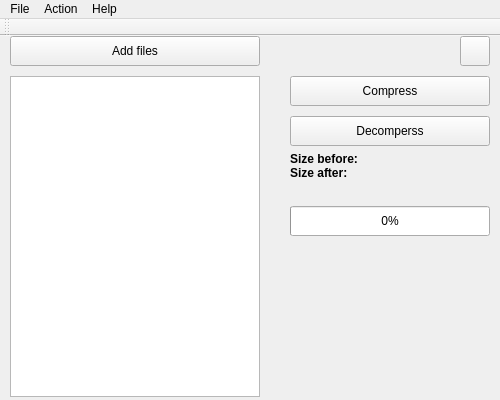
Qt form TIiK/DataCompression/datacompression.ui (Eridor/Semestr-7) before a commit.
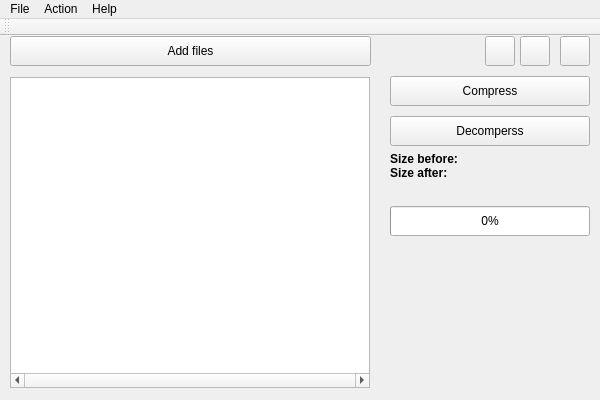
The same form after that commit. Icons and pictures are not drawn.

Commit message: Quantanamera Czyli laboratoria go on! Tabelka ładnie śmiga, info działa, po co więcej? tworzę helpa, będzie elegancko!

```diff
--- a/TIiK/DataCompression/datacompression.ui
+++ b/TIiK/DataCompression/datacompression.ui
@@ -6,7 +6,7 @@
    <rect>
     <x>0</x>
     <y>0</y>
-    <width>500</width>
+    <width>600</width>
     <height>400</height>
    </rect>
   </property>
@@ -19,7 +19,7 @@
      <rect>
       <x>10</x>
       <y>0</y>
-      <width>250</width>
+      <width>361</width>
       <height>30</height>
      </rect>
     </property>
@@ -27,20 +27,10 @@
      <string>Add files</string>
     </property>
    </widget>
-   <widget class="QTableWidget" name="tableWidget_List">
-    <property name="geometry">
-     <rect>
-      <x>10</x>
-      <y>40</y>
-      <width>250</width>
-      <height>321</height>
-     </rect>
-    </property>
-   </widget>
    <widget class="QPushButton" name="pushButton_Compression">
     <property name="geometry">
      <rect>
-      <x>290</x>
+      <x>390</x>
       <y>40</y>
       <width>200</width>
       <height>30</height>
@@ -53,7 +43,7 @@
    <widget class="QPushButton" name="pushButton_Decompression">
     <property name="geometry">
      <rect>
-      <x>290</x>
+      <x>390</x>
       <y>80</y>
       <width>200</width>
       <height>30</height>
@@ -66,7 +56,7 @@
    <widget class="QProgressBar" name="progressBar_CompressionRatio">
     <property name="geometry">
      <rect>
-      <x>290</x>
+      <x>390</x>
       <y>170</y>
       <width>200</width>
       <height>30</height>
@@ -79,7 +69,7 @@
    <widget class="QLabel" name="label_Size">
     <property name="geometry">
      <rect>
-      <x>290</x>
+      <x>390</x>
       <y>100</y>
       <width>200</width>
       <height>60</height>
@@ -92,7 +82,7 @@
    <widget class="QPushButton" name="pushButton_Exit">
     <property name="geometry">
      <rect>
-      <x>460</x>
+      <x>560</x>
       <y>0</y>
       <width>30</width>
       <height>30</height>
@@ -112,13 +102,84 @@
      </size>
     </property>
    </widget>
+   <widget class="QTableView" name="tableView_FileList">
+    <property name="geometry">
+     <rect>
+      <x>10</x>
+      <y>41</y>
+      <width>360</width>
+      <height>311</height>
+     </rect>
+    </property>
+    <property name="maximumSize">
+     <size>
+      <width>360</width>
+      <height>500</height>
+     </size>
+    </property>
+    <property name="verticalScrollBarPolicy">
+     <enum>Qt::ScrollBarAsNeeded</enum>
+    </property>
+    <property name="horizontalScrollBarPolicy">
+     <enum>Qt::ScrollBarAlwaysOn</enum>
+    </property>
+    <property name="dragEnabled">
+     <bool>true</bool>
+    </property>
+   </widget>
+   <widget class="QPushButton" name="pushButton_Info">
+    <property name="geometry">
+     <rect>
+      <x>520</x>
+      <y>0</y>
+      <width>30</width>
+      <height>30</height>
+     </rect>
+    </property>
+    <property name="text">
+     <string/>
+    </property>
+    <property name="icon">
+     <iconset resource="resource.qrc">
+      <normaloff>:/graph/info28.png</normaloff>:/graph/info28.png</iconset>
+    </property>
+    <property name="iconSize">
+     <size>
+      <width>24</width>
+      <height>24</height>
+     </size>
+    </property>
+   </widget>
+   <widget class="QPushButton" name="pushButton_Help">
+    <property name="geometry">
+     <rect>
+      <x>485</x>
+      <y>0</y>
+      <width>30</width>
+      <height>30</height>
+     </rect>
+    </property>
+    <property name="text">
+     <string/>
+    </property>
+    <property name="icon">
+     <iconset resource="resource.qrc">
+      <normaloff>:/graph/question58.png</normaloff>:/graph/question58.png</iconset>
+    </property>
+    <property name="iconSize">
+     <size>
+      <width>24</width>
+      <height>24</height>
+     </size>
+    </property>
+   </widget>
   </widget>
   <widget class="QMenuBar" name="menuBar">
    <property name="geometry">
     <rect>
      <x>0</x>
      <y>0</y>
-     <width>500</width>
+     <width>600</width>
      <height>25</height>
     </rect>
    </property>
```
The commit also changes 12 other files.
